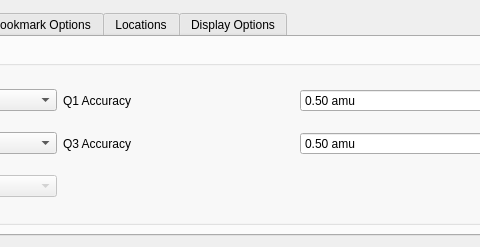
Above: src/maven/forms/settingsform.ui from eugenemel/maven before the change; both pictures show x 444 to 924 and y 0 to 247 of the 1008 by 247 pixel window. Below: the same form after it.
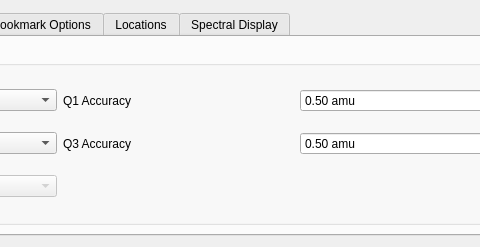
That is the form after the change. Icons and pictures are not drawn.

Commit message: Issue 189: Changed title of tab in settings dialog.

```diff
--- a/src/maven/forms/settingsform.ui
+++ b/src/maven/forms/settingsform.ui
@@ -847,7 +847,7 @@
      </widget>
      <widget class="QWidget" name="tab_4">
       <attribute name="title">
-       <string>Display Options</string>
+       <string>Spectral Display</string>
       </attribute>
       <widget class="QGroupBox" name="grpDisplayOptions">
        <property name="geometry">
```
